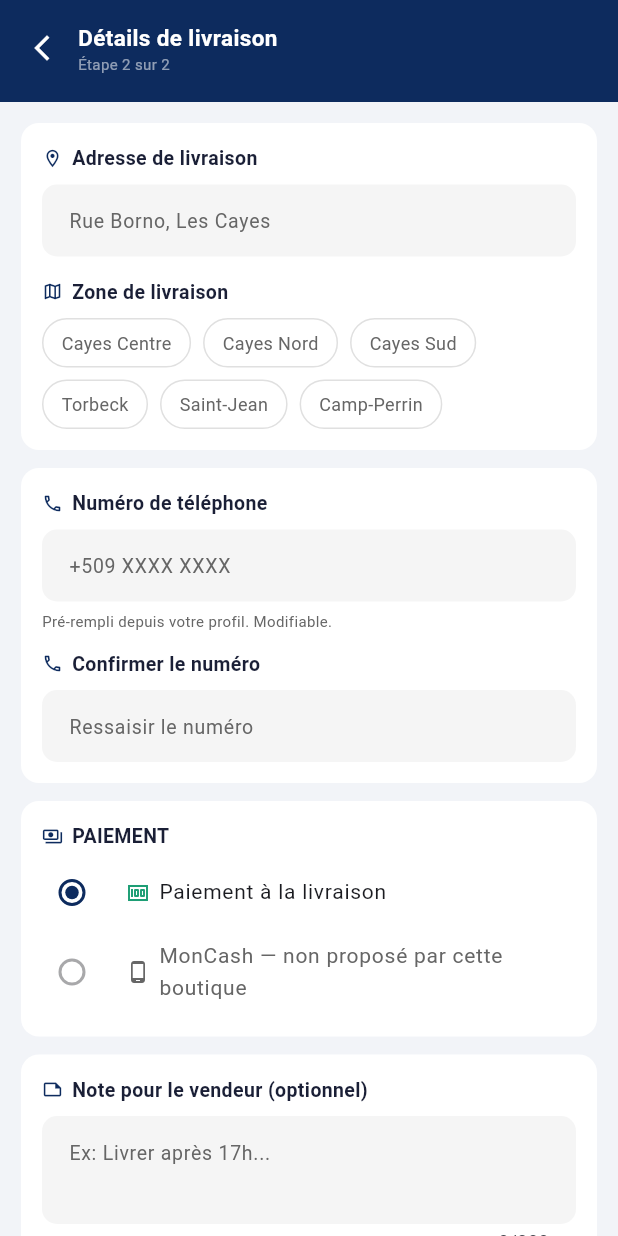
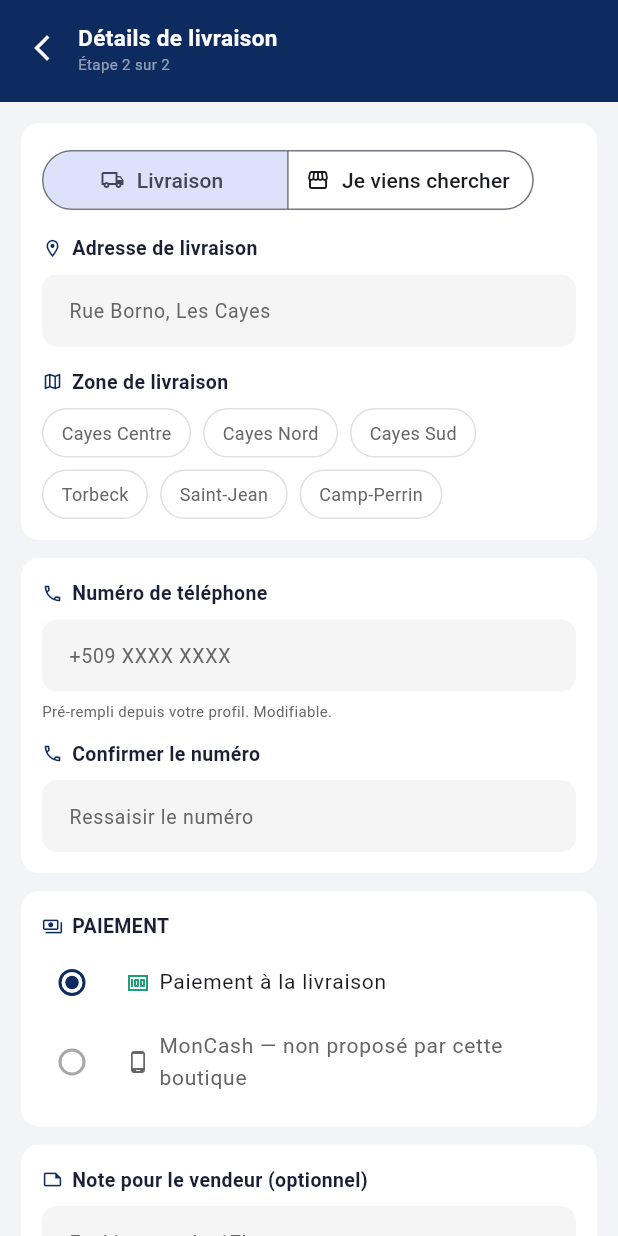
Before and after one commit to Faitza/CommercHaiti, a Flutter app: the OrderFormScreen screen opened by its route, on a phone screen of 412 x 824 dp. Run offline on Flutter 3.47's test engine with Material 3 defaults, Android fonts, the phone set to English and light mode, and no system bars; our stand-ins replace flutter_image_compress, go_router, image_picker, pdf, printing, share_plus and 2 more; accounts and stored records are empty.

Commit message:
Recommander une commande et retrait en boutique (« Je viens chercher »)
- Historique : bouton Recommander sur les commandes livrées ou annulées,
  remet les articles disponibles dans le panier (prix et stock actuels).
- Formulaire de commande : choix Livraison / Je viens chercher ; en retrait,
  pas d'adresse, pas de zone, pas de frais de livraison.
- Suivi et vendeur : étapes « Prête à récupérer » / « Récupérée », pas de
  livreur pour un retrait.

Co-Authored-By: Claude Opus 5.5 (1M context) <noreply@anthropic.com>
Claude-Session: https://claude.ai/code/session_01Kcbu77P7apid4R2APXrMqY

```diff
--- a/lib/models/order_model.dart
+++ b/lib/models/order_model.dart
@@ -84,6 +84,13 @@ class OrderModel {
     this.moncashReference,
     this.paiementStatut,
   });
+
+  /// Valeur de `zone` (et d'`adresseLivraison`) quand le client vient
+  /// chercher sa commande à la boutique (« M ap vin chèche l ») : pas de
+  /// frais de livraison, pas de livreur.
+  static const String retraitBoutique = 'Retrait en boutique';
+
+  bool get estRetrait => zone == retraitBoutique;
 
   /// Annulation seulement si statut = nouvelle
   /// Une commande ne peut être annulée par le client que tant que le
--- a/lib/screens/orders/order_form_screen.dart
+++ b/lib/screens/orders/order_form_screen.dart
@@ -43,6 +43,9 @@ class _OrderFormScreenState extends State<OrderFormScreen> {
   // Zone de livraison choisie parmi `_zones` (chaîne vide = rien de
   // sélectionné, ce qui bloque la validation dans `_valider()`).
   String _zone = '';
+  // true = le client vient chercher sa commande à la boutique : pas
+  // d'adresse, pas de zone, pas de frais de livraison.
+  bool _retrait = false;
   // Mode de paiement choisi : 'livraison' (paiement à la livraison, COD)
   // ou 'moncash' (seulement si la boutique a renseigné son numéro
   // MonCash, voir `_moncashNumero`).
@@ -59,7 +62,7 @@ class _OrderFormScreenState extends State<OrderFormScreen> {
 
   // Prix de livraison de la zone choisie. Le serveur recalcule le même
   // montant à la création de la commande (migration_frais_livraison.sql).
-  double get _fraisLivraison => _fraisParZone[_zone] ?? 0;
+  double get _fraisLivraison => _retrait ? 0 : _fraisParZone[_zone] ?? 0;
   // Numéro de transaction MonCash saisi par le client.
   final _moncashRefCtrl = TextEditingController();
   // Bascule à `true` pendant l'appel réseau de création de commande, pour
@@ -145,7 +148,7 @@ class _OrderFormScreenState extends State<OrderFormScreen> {
     // 2) La zone de livraison n'est pas un TextFormField mais une sélection
     // par "chips" (Wrap de GestureDetector plus bas) : on la valide donc
     // manuellement ici, hors du mécanisme de Form.
-    if (_zone.isEmpty) {
+    if (!_retrait && _zone.isEmpty) {
       ScaffoldMessenger.of(context).showSnackBar(const SnackBar(
         content: Text('Sélectionnez une zone de livraison'),
         backgroundColor: Color(0xFFE63946),
@@ -240,8 +243,9 @@ class _OrderFormScreenState extends State<OrderFormScreen> {
       shopId: item.product.shopId, sellerId: sellerId,
       items: [], total: cart.totalAvecPromo,
       statut: 'nouvelle',
-      adresseLivraison: _adresseCtrl.text.trim(),
-      zone: _zone,
+      adresseLivraison:
+          _retrait ? OrderModel.retraitBoutique : _adresseCtrl.text.trim(),
+      zone: _retrait ? OrderModel.retraitBoutique : _zone,
       telephoneClient: _telephoneCtrl.text.trim(),
       noteVendeur: _noteCtrl.text.isEmpty ? null : _noteCtrl.text.trim(),
       createdAt: DateTime.now(),
@@ -384,6 +388,33 @@ class _OrderFormScreenState extends State<OrderFormScreen> {
                     // l'adresse précise, plus une sélection de zone parmi
                     // une liste fixe de quartiers desservis (`_zones`).
                     _sectionCard(isDark, children: [
+                      // Livraison ou « M ap vin chèche l » (retrait à la
+                      // boutique : ni adresse, ni zone, ni frais).
+                      SegmentedButton<bool>(
+                        segments: const [
+                          ButtonSegment(
+                              value: false,
+                              icon: Icon(Icons.local_shipping_outlined, size: 16),
+                              label: Text('Livraison')),
+                          ButtonSegment(
+                              value: true,
+                              icon: Icon(Icons.storefront_outlined, size: 16),
+                              label: Text('Je viens chercher')),
+                        ],
+                        selected: {_retrait},
+                        onSelectionChanged: (s) =>
+                            setState(() => _retrait = s.first),
+                        showSelectedIcon: false,
+                      ),
+                      const SizedBox(height: 12),
+                      if (_retrait)
+                        Text(
+                            'Vous récupérez la commande à la boutique quand '
+                            'le vendeur vous prévient. Pas de frais de livraison.',
+                            style: TextStyle(
+                                fontSize: 12,
+                                color: AppColors.textSecondaryFor(isDark)))
+                      else ...[
                       _label(Icons.location_on_outlined, 'Adresse de livraison', isDark),
                       const SizedBox(height: 8),
                       TextFormField(
@@ -442,6 +473,7 @@ class _OrderFormScreenState extends State<OrderFormScreen> {
                           );
                         }).toList(),
                       ),
+                      ],
                     ]),
                     const SizedBox(height: 12),
 
@@ -623,7 +655,7 @@ class _OrderFormScreenState extends State<OrderFormScreen> {
                           ),
                         // Livraison : prix de la zone choisie (le serveur
                         // l'ajoute au total de la commande).
-                        if (_zone.isNotEmpty)
+                        if (_zone.isNotEmpty || _retrait)
                           Padding(
                             padding: const EdgeInsets.only(bottom: 6),
                             child: Row(
@@ -632,9 +664,11 @@ class _OrderFormScreenState extends State<OrderFormScreen> {
                                 const Text('Livraison',
                                     style: TextStyle(fontSize: 13)),
                                 Text(
-                                    _fraisLivraison > 0
-                                        ? '${_fraisLivraison.toStringAsFixed(0)} HTG'
-                                        : 'Gratuite',
+                                    _retrait
+                                        ? 'Retrait en boutique'
+                                        : _fraisLivraison > 0
+                                            ? '${_fraisLivraison.toStringAsFixed(0)} HTG'
+                                            : 'Gratuite',
                                     style: const TextStyle(fontSize: 13)),
                               ],
                             ),
--- a/lib/screens/vendor/vendor_order_detail_screen.dart
+++ b/lib/screens/vendor/vendor_order_detail_screen.dart
@@ -100,7 +100,9 @@ class VendorOrderDetailScreen extends StatelessWidget {
             const SizedBox(height: 16),
 
             // Livreur : choix parmi « Mes livreurs » + envoi WhatsApp.
-            if (order.statut != 'annulee' && order.statut != 'livree') ...[
+            if (!order.estRetrait &&
+                order.statut != 'annulee' &&
+                order.statut != 'livree') ...[
               _card(isDark: isDark, children: [
                 LivreurVendeurWidget(order: order),
               ]),
```
Also changed, not shown: lib/screens/orders/order_history_screen.dart (+12 -0 lines), lib/screens/orders/order_tracking_screen.dart (+10 -1 lines), lib/services/recommander_service.dart (added, +94 -0 lines).
